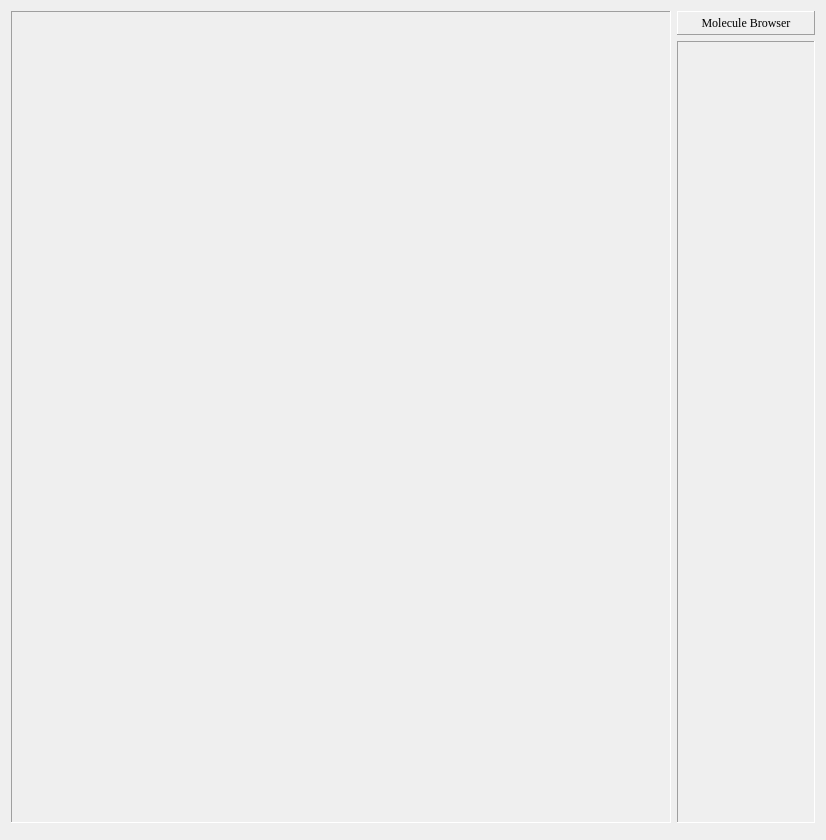
Old version of the form src/TexMol/Dialogs/MainWindowBase.ui in the repository transfix/TexMol.
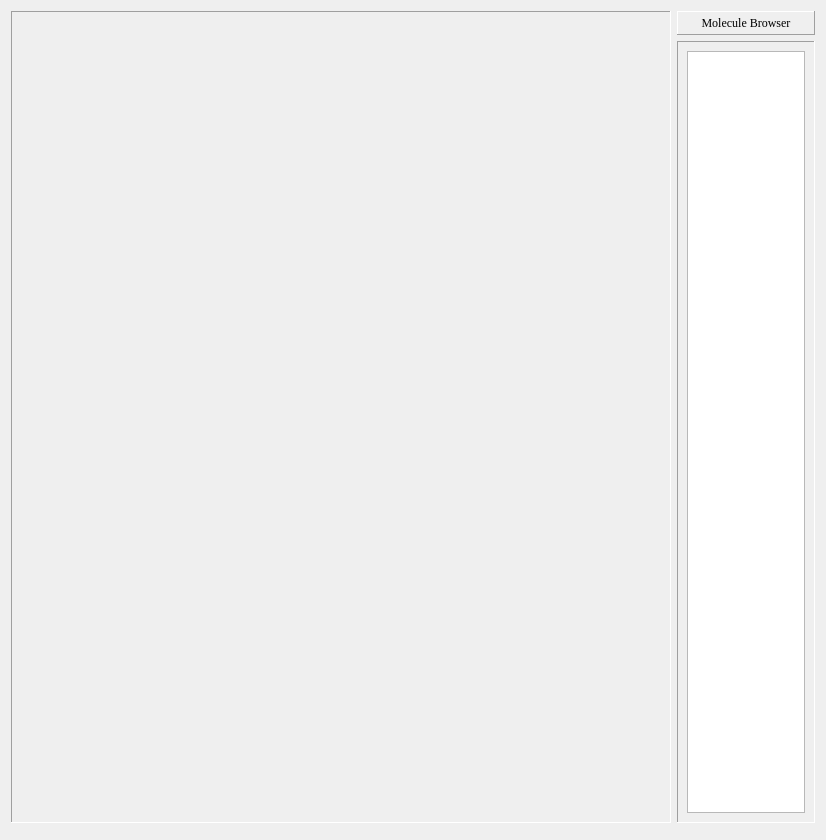
New version of the form. Custom widgets are drawn as their Qt base class.

Diff of the .ui file:
```diff
--- a/src/TexMol/Dialogs/MainWindowBase.ui
+++ b/src/TexMol/Dialogs/MainWindowBase.ui
@@ -131,7 +131,7 @@
        </property>
        <layout class="QGridLayout" name="gridLayout_5">
         <item row="0" column="0">
-         <widget class="Q3ListBox" name="m_DataSetsListBox">
+         <widget class="QListWidget" name="m_DataSetsListBox">
           <property name="minimumSize">
            <size>
             <width>118</width>
@@ -183,9 +183,9 @@
    <container>1</container>
   </customwidget>
   <customwidget>
-   <class>Q3ListBox</class>
-   <extends>Q3Frame</extends>
-   <header>q3listbox.h</header>
+   <class>QListWidget</class>
+   <extends>QFrame</extends>
+   <header>QListWidget</header>
   </customwidget>
  </customwidgets>
  <resources/>
```
Left out of the diff: 4 changed lines with no effect on the pictures.
